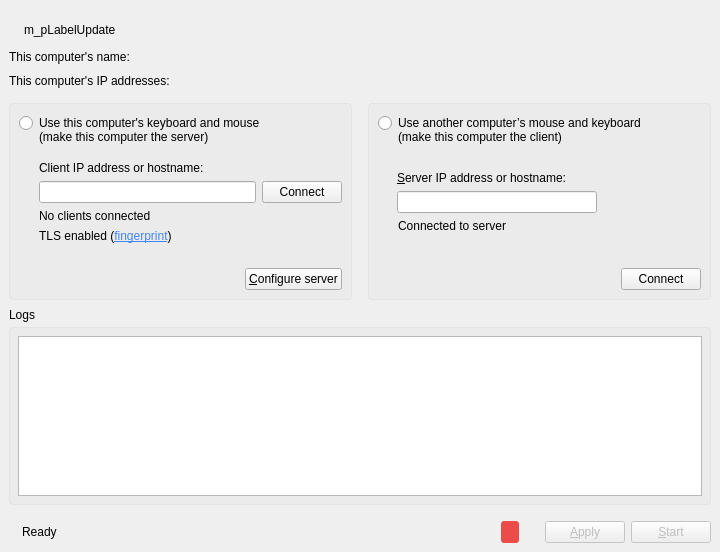
First picture: the form in src/gui/src/MainWindowBase.ui, repository lockekk/dshare-hid, before the edit.
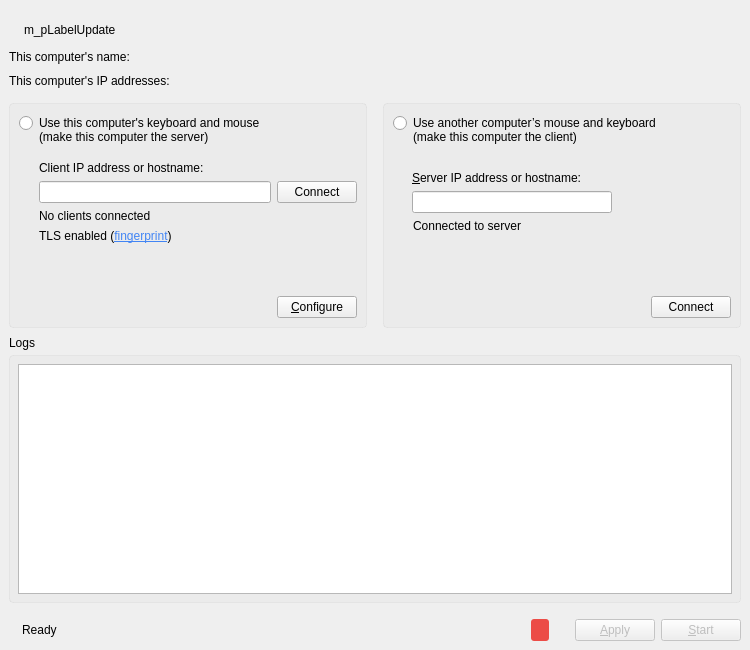
Second picture: the form after the edit. Icons and pictures are not drawn. Custom widgets are drawn as their Qt base class.

What changed in the file:
```diff
--- a/src/gui/src/MainWindowBase.ui
+++ b/src/gui/src/MainWindowBase.ui
@@ -6,8 +6,8 @@
    <rect>
     <x>0</x>
     <y>0</y>
-    <width>720</width>
-    <height>552</height>
+    <width>750</width>
+    <height>650</height>
    </rect>
   </property>
   <property name="sizePolicy">
@@ -18,8 +18,8 @@
   </property>
   <property name="minimumSize">
    <size>
-    <width>720</width>
-    <height>552</height>
+    <width>750</width>
+    <height>550</height>
    </size>
   </property>
   <property name="windowTitle">
@@ -357,7 +357,7 @@
                </size>
               </property>
               <property name="text">
-               <string>&amp;Configure server</string>
+               <string>&amp;Configure</string>
               </property>
              </widget>
             </item>
@@ -692,7 +692,6 @@
          <font>
           <family>Arial</family>
           <pointsize>-1</pointsize>
-          <weight>88</weight>
           <bold>true</bold>
          </font>
         </property>
```
Left out of the diff: 10 changed lines with no effect on the pictures.
